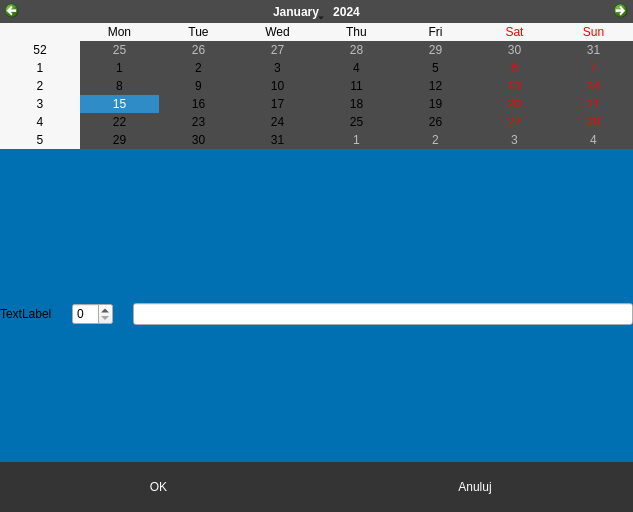
albixus/to_do_list_university_project, file add.ui: the form before one commit.
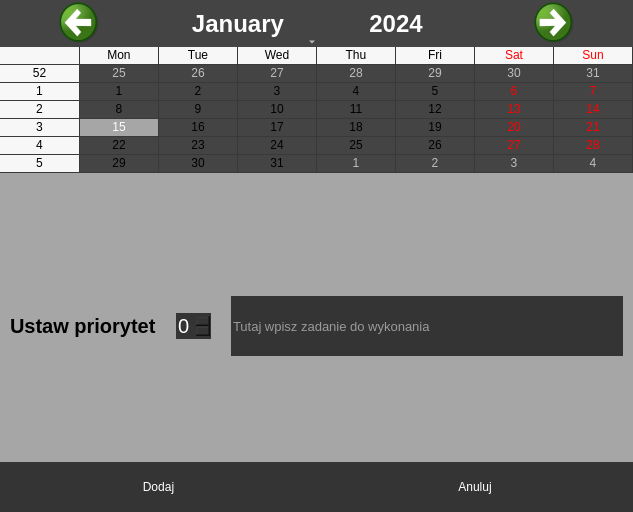
The form after the commit.

Commit message: Add dialog to add tasks and improve a stylesheet for the calendar widget

Diff of the .ui file:
```diff
--- a/add.ui
+++ b/add.ui
@@ -37,9 +37,11 @@
   <property name="styleSheet">
    <string notr="true">#Add
 {
-	background-color:rgb(0, 112, 178);
+	background-color:rgb(166, 166, 166);
 }
 
+QCalendarWidget QWidget#calendar { background-color: qlineargradient(x1:0, y1:0, x2:0, y2:1, stop: 0 #cccccc, stop: 1 #333333); }
+
 QPushButton
 {
 	background-color:rgb(52, 52, 52);
@@ -48,11 +50,42 @@
 	font-size:12px;
 }
 
-
 QPushButton:hover
 {
-	background-color:rgb(0, 56, 84);
-}</string>
+	background-color:rgb(72,72, 72);
+}
+
+QAbstractItemView 
+{
+	selection-background-color:rgb(166, 166, 166);
+}
+
+QSpinBox
+ { 
+	subcontrol-origin: border;
+	subcontrol-position: top right; 
+	background-color:rgb(52, 52, 52);
+	border:none;
+	color:white;
+}
+
+QLineEdit
+{
+	background-color:rgb(52, 52, 52);
+	color:white;
+	border:none;
+}
+
+QCalendarWidget QToolButton {
+	height: 40px;
+	width: 150px;
+	color: white;
+	font-size: 24px;
+	icon-size: 50px, 50px;
+	background-color: qlineargradient(x1:0, y1:0, x2:0, y2:1, stop: 0 #cccccc, stop: 1 #333333);
+}
+
+</string>
   </property>
   <property name="sizeGripEnabled">
    <bool>false</bool>
@@ -79,9 +112,31 @@
       <number>0</number>
      </property>
      <item>
-      <widget class="QCalendarWidget" name="calendarWidget">
+      <widget class="QCalendarWidget" name="calendar">
+       <property name="font">
+        <font>
+         <family>System</family>
+         <pointsize>9</pointsize>
+        </font>
+       </property>
+       <property name="autoFillBackground">
+        <bool>false</bool>
+       </property>
        <property name="styleSheet">
-        <string notr="true">background-color:rgb(75, 75, 75)</string>
+        <string notr="true">
+	background-color:rgb(68, 68, 68);</string>
+       </property>
+       <property name="firstDayOfWeek">
+        <enum>Qt::Monday</enum>
+       </property>
+       <property name="gridVisible">
+        <bool>true</bool>
+       </property>
+       <property name="horizontalHeaderFormat">
+        <enum>QCalendarWidget::ShortDayNames</enum>
+       </property>
+       <property name="verticalHeaderFormat">
+        <enum>QCalendarWidget::ISOWeekNumbers</enum>
        </property>
       </widget>
      </item>
@@ -103,21 +158,59 @@
        <property name="spacing">
         <number>20</number>
        </property>
+       <property name="leftMargin">
+        <number>10</number>
+       </property>
        <property name="topMargin">
         <number>16</number>
        </property>
+       <property name="rightMargin">
+        <number>10</number>
+       </property>
        <item>
-        <widget class="QLabel" name="label">
+        <widget class="QLabel" name="priority_label">
+         <property name="font">
+          <font>
+           <pointsize>15</pointsize>
+           <weight>75</weight>
+           <bold>true</bold>
+          </font>
+         </property>
          <property name="text">
-          <string>TextLabel</string>
+          <string>Ustaw priorytet</string>
          </property>
         </widget>
        </item>
        <item>
-        <widget class="QSpinBox" name="spinBox"/>
+        <widget class="QSpinBox" name="priority_spinBox">
+         <property name="font">
+          <font>
+           <pointsize>15</pointsize>
+          </font>
+         </property>
+         <property name="maximum">
+          <number>3</number>
+         </property>
+        </widget>
        </item>
        <item>
-        <widget class="QLineEdit" name="lineEdit"/>
+        <widget class="QLineEdit" name="add_task">
+         <property name="minimumSize">
+          <size>
+           <width>0</width>
+           <height>60</height>
+          </size>
+         </property>
+         <property name="font">
+          <font>
+           <family>Tahoma</family>
+           <pointsize>10</pointsize>
+          </font>
+         </property>
+         <property name="placeholderText">
+          <string>Tutaj wpisz zadanie do wykonania</string>
+         </property>
+        </widget>
        </item>
       </layout>
      </item>
@@ -154,7 +247,7 @@
           </size>
          </property>
          <property name="text">
-          <string>OK</string>
+          <string>Dodaj</string>
          </property>
         </widget>
        </item>
```
Left out of the diff: 16 changed lines with no effect on the pictures. The commit also changes 3 other files.
